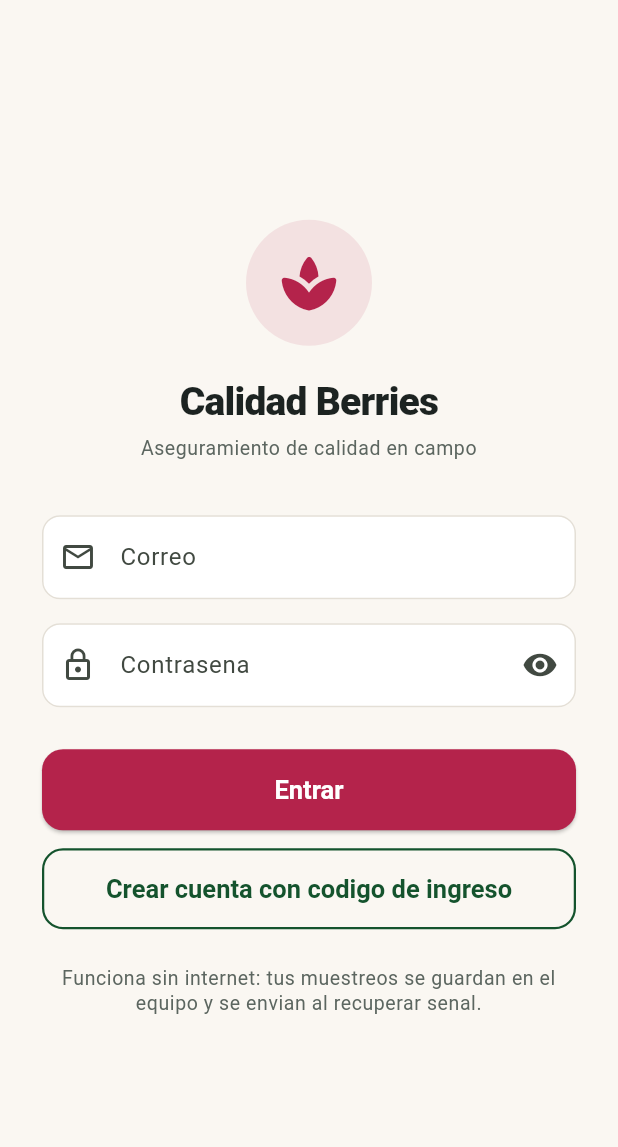
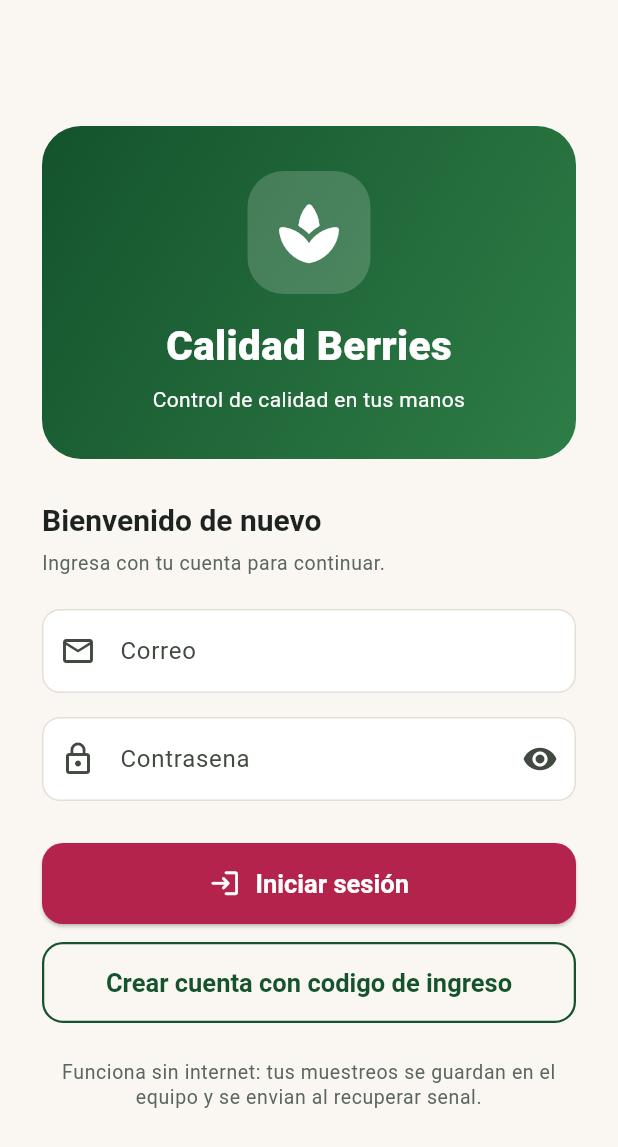
Before and after one commit to fernandacherry60-creator/Calidad-berries, a Flutter app: the screen it shows after launch, on a phone screen of 412 x 824 dp. Shown: the top 1147 px of the screen. Run offline on Flutter 3.47's test engine with Material 3 defaults, Android fonts, the phone set to English and light mode, and no system bars; our stand-ins replace connectivity_plus, fl_chart, image_picker, share_plus, shared_preferences, sqflite and 1 more; missing offline and left inert: excel; accounts and stored records are empty; statements that could not run were skipped.

Commit message:
Renovar acceso con cabecera de marca y botón de inicio de sesión

```diff
--- a/lib/screens/login_screen.dart
+++ b/lib/screens/login_screen.dart
@@ -56,27 +56,45 @@ class _LoginScreenState extends State<LoginScreen> {
               child: Column(
                 crossAxisAlignment: CrossAxisAlignment.stretch,
                 children: [
-                  // Marca
                   Container(
-                    width: 84,
-                    height: 84,
-                    alignment: Alignment.center,
+                    padding: const EdgeInsets.symmetric(
+                        horizontal: 22, vertical: 30),
                     decoration: BoxDecoration(
-                      color: AppColors.berry.withOpacity(0.1),
-                      shape: BoxShape.circle,
+                      gradient: const LinearGradient(
+                        colors: [AppColors.primary, AppColors.primaryLight],
+                        begin: Alignment.topLeft,
+                        end: Alignment.bottomRight,
+                      ),
+                      borderRadius: BorderRadius.circular(26),
                     ),
-                    child: const Icon(Icons.spa_rounded,
-                        size: 44, color: AppColors.berry),
+                    child: Column(children: [
+                      Container(
+                        width: 82,
+                        height: 82,
+                        decoration: BoxDecoration(
+                          color: Colors.white.withOpacity(0.18),
+                          borderRadius: BorderRadius.circular(24),
+                        ),
+                        child: const Icon(Icons.spa_rounded,
+                            size: 48, color: Colors.white),
+                      ),
+                      const SizedBox(height: 16),
+                      const Text('Calidad Berries',
+                        style: TextStyle(fontSize: 27,
+                          fontWeight: FontWeight.w800, color: Colors.white)),
+                      const SizedBox(height: 6),
+                      const Text('Control de calidad en tus manos',
+                        textAlign: TextAlign.center,
+                        style: TextStyle(color: Colors.white, fontSize: 14)),
+                    ]),
                   ),
-                  const SizedBox(height: 20),
-                  Text('Calidad Berries',
-                      textAlign: TextAlign.center,
-                      style: Theme.of(context).textTheme.headlineMedium),
-                  const SizedBox(height: 6),
-                  Text('Aseguramiento de calidad en campo',
-                      textAlign: TextAlign.center,
-                      style: Theme.of(context).textTheme.bodySmall),
-                  const SizedBox(height: 36),
+                  const SizedBox(height: 28),
+                  Text('Bienvenido de nuevo',
+                    style: Theme.of(context).textTheme.titleLarge),
+                  const SizedBox(height: 8),
+                  Text('Ingresa con tu cuenta para continuar.',
+                    style: Theme.of(context).textTheme.bodySmall),
+                  const SizedBox(height: 22),
                   TextFormField(
                     controller: _usuario,
                     autofillHints: const [AutofillHints.email],
@@ -129,7 +147,9 @@ class _LoginScreenState extends State<LoginScreen> {
                             height: 24,
                             child: CircularProgressIndicator(
                                 strokeWidth: 2.5, color: Colors.white))
-                        : const Text('Entrar'),
+                        : const Row(mainAxisAlignment: MainAxisAlignment.center,
+                            children: [Icon(Icons.login_rounded, size: 21),
+                              SizedBox(width: 10), Text('Iniciar sesión')]),
                   ),
                   const SizedBox(height: 12),
                   OutlinedButton(
```
